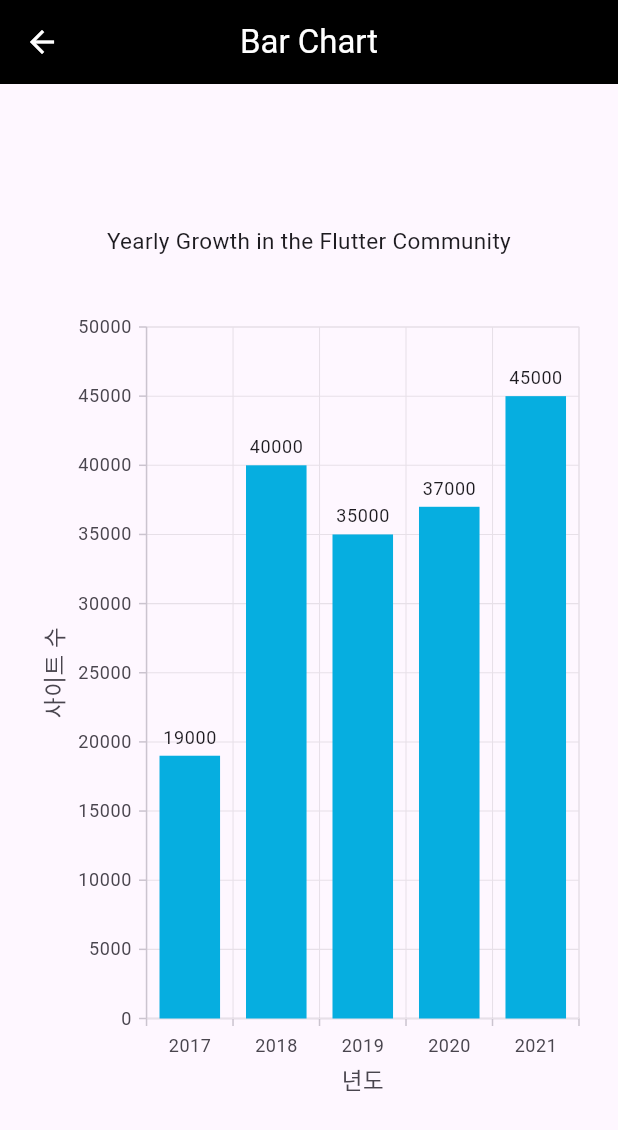
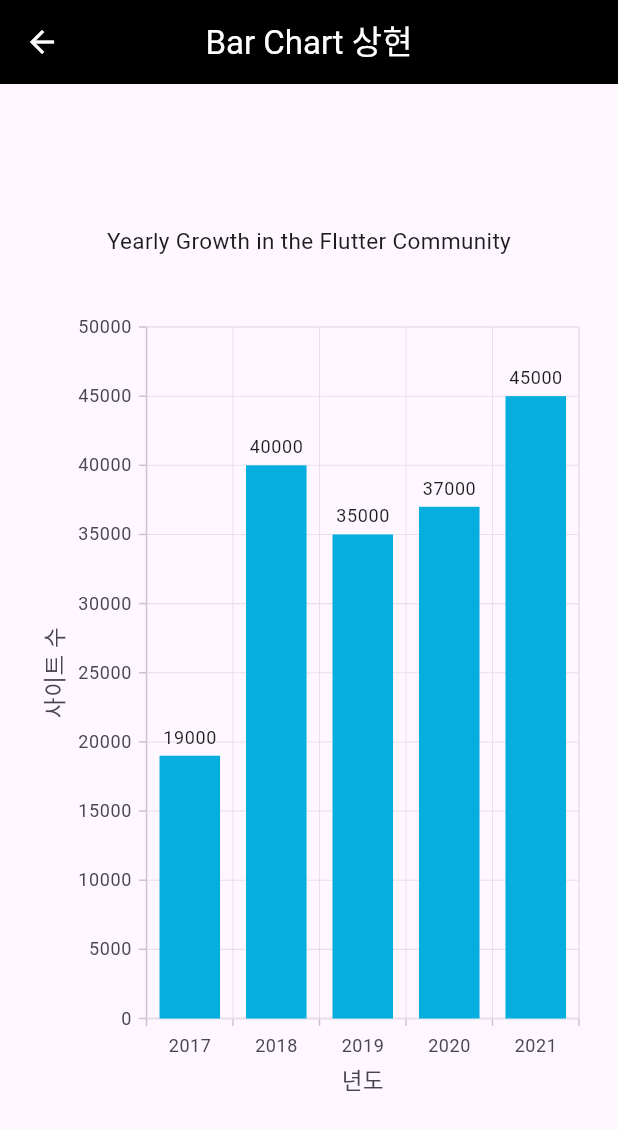
Before and after one commit to jx010102-hub/team_project_01, a Flutter app: the Chart2 screen opened directly, on a phone screen of 412 x 824 dp. Shown: the top 1130 px of the screen. Run offline on Flutter 3.47's test engine with Material 3 defaults, Android fonts, the light colour scheme and no system bars; our stand-ins replace syncfusion_flutter_charts.

Commit message:
endddddd
1234

```diff
--- a/lib/view/chart_2.dart
+++ b/lib/view/chart_2.dart
@@ -35,7 +35,7 @@
   Widget build(BuildContext context) {
     return Scaffold(
       appBar: AppBar(
-        title: Text('Bar Chart'),
+        title: Text('Bar Chart 상현'),
         centerTitle: true,
         backgroundColor: Colors.black,
         foregroundColor: Colors.white,
--- a/lib/view/chart_3.dart
+++ b/lib/view/chart_3.dart
@@ -33,7 +33,7 @@
   @override
   Widget build(BuildContext context) {
     return Scaffold(
-      appBar: AppBar(title: Text('Bar Chart')),
+      appBar: AppBar(title: Text('Bar Chart 민욱')),
       body: Center(
         child: SizedBox(
           width: 300,
```
